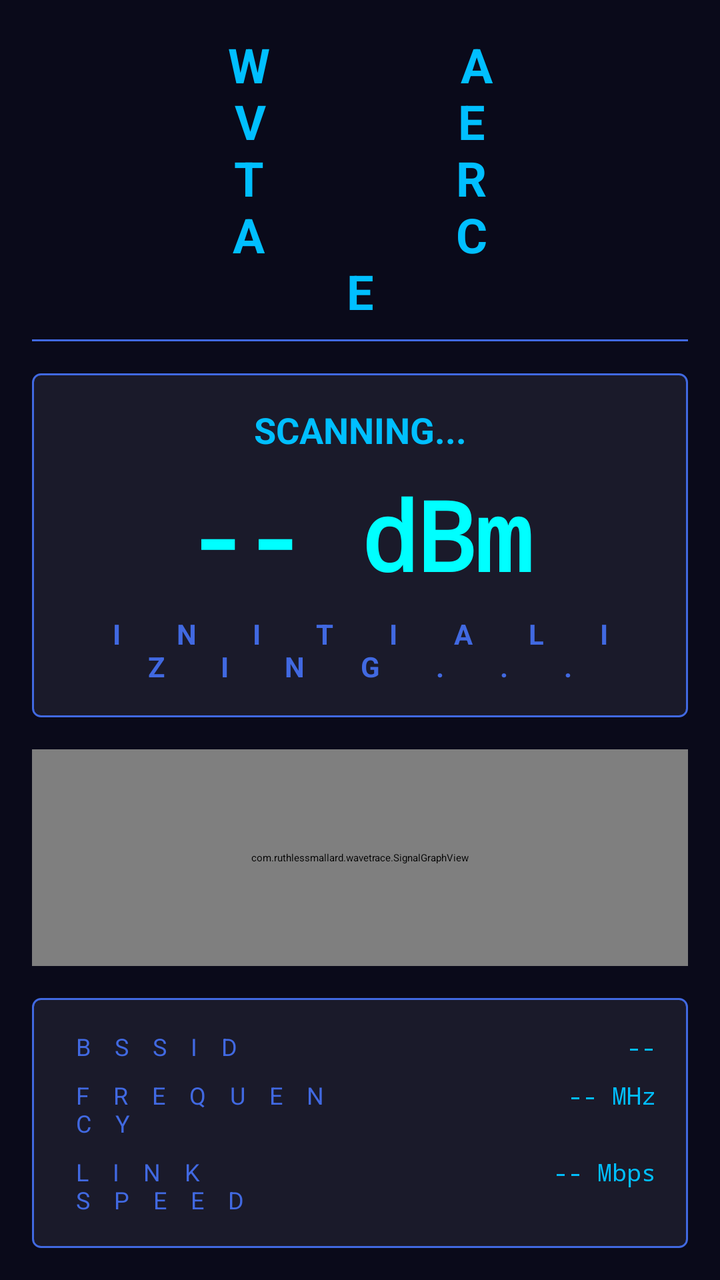
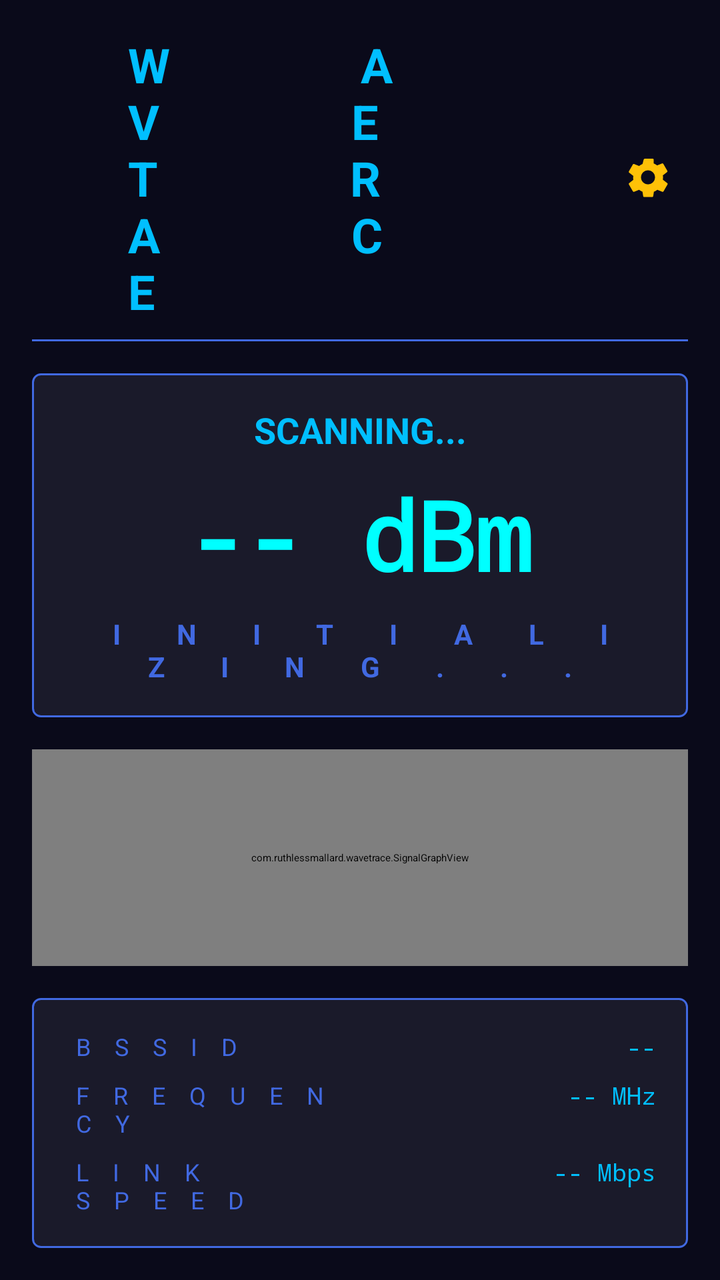

The first picture is an Android layout as it rendered before a commit; the second is the same layout after the commit. The layout source and the unified diff follow.
<!-- AndroidManifest.xml: application theme Theme.WaveTrace -->
<!-- res/layout/activity_main.xml -->
<?xml version="1.0" encoding="utf-8"?>
<LinearLayout xmlns:android="http://schemas.android.com/apk/res/android"
    xmlns:tools="http://schemas.android.com/tools"
    android:layout_width="match_parent"
    android:layout_height="match_parent"
    android:orientation="vertical"
    android:background="@color/backgroundColor"
    android:padding="16dp"
    tools:context=".MainActivity">

    
    <TextView
        android:layout_width="match_parent"
        android:layout_height="wrap_content"
        android:text="WAVE TRACE"
        android:textColor="@color/amberColor"
        android:textSize="24sp"
        android:textStyle="bold"
        android:letterSpacing="4"
        android:gravity="center"
        android:paddingBottom="8dp" />

    <View
        android:layout_width="match_parent"
        android:layout_height="1dp"
        android:background="@color/amberDim"
        android:layout_marginBottom="16dp" />

    
    <LinearLayout
        android:layout_width="match_parent"
        android:layout_height="wrap_content"
        android:orientation="vertical"
        android:background="@drawable/vitals_card"
        android:padding="16dp"
        android:layout_marginBottom="16dp">

        <TextView
            android:id="@+id/ssidText"
            android:layout_width="match_parent"
            android:layout_height="wrap_content"
            android:text="SCANNING..."
            android:textColor="@color/amberColor"
            android:textSize="18sp"
            android:textStyle="bold"
            android:gravity="center"
            android:layout_marginBottom="8dp" />

        <TextView
            android:id="@+id/rssiText"
            android:layout_width="match_parent"
            android:layout_height="wrap_content"
            android:text="-- dBm"
            android:textColor="@color/vitalsStable"
            android:textSize="48sp"
            android:textStyle="bold"
            android:fontFamily="monospace"
            android:gravity="center"
            android:layout_marginBottom="8dp" />

        <TextView
            android:id="@+id/statusText"
            android:layout_width="match_parent"
            android:layout_height="wrap_content"
            android:text="INITIALIZING..."
            android:textColor="@color/amberDim"
            android:textSize="14sp"
            android:textStyle="bold"
            android:letterSpacing="2"
            android:gravity="center" />
    </LinearLayout>

    
    <com.ruthlessmallard.wavetrace.SignalGraphView
        android:id="@+id/signalGraph"
        android:layout_width="match_parent"
        android:layout_height="0dp"
        android:layout_weight="1"
        android:background="@drawable/vitals_card"
        android:layout_marginBottom="16dp" />

    
    <GridLayout
        android:layout_width="match_parent"
        android:layout_height="wrap_content"
        android:columnCount="2"
        android:background="@drawable/vitals_card"
        android:padding="16dp">

        <TextView
            android:layout_width="0dp"
            android:layout_height="wrap_content"
            android:layout_columnWeight="1"
            android:text="BSSID"
            android:textColor="@color/amberDim"
            android:textSize="12sp"
            android:letterSpacing="1" />

        <TextView
            android:id="@+id/bssidText"
            android:layout_width="0dp"
            android:layout_height="wrap_content"
            android:layout_columnWeight="1"
            android:text="--"
            android:textColor="@color/amberColor"
            android:textSize="12sp"
            android:fontFamily="monospace"
            android:gravity="end" />

        <TextView
            android:layout_width="0dp"
            android:layout_height="wrap_content"
            android:layout_columnWeight="1"
            android:text="FREQUENCY"
            android:textColor="@color/amberDim"
            android:textSize="12sp"
            android:letterSpacing="1"
            android:layout_marginTop="8dp" />

        <TextView
            android:id="@+id/frequencyText"
            android:layout_width="0dp"
            android:layout_height="wrap_content"
            android:layout_columnWeight="1"
            android:text="-- MHz"
            android:textColor="@color/amberColor"
            android:textSize="12sp"
            android:fontFamily="monospace"
            android:gravity="end"
            android:layout_marginTop="8dp" />

        <TextView
            android:layout_width="0dp"
            android:layout_height="wrap_content"
            android:layout_columnWeight="1"
            android:text="LINK SPEED"
            android:textColor="@color/amberDim"
            android:textSize="12sp"
            android:letterSpacing="1"
            android:layout_marginTop="8dp" />

        <TextView
            android:id="@+id/linkSpeedText"
            android:layout_width="0dp"
            android:layout_height="wrap_content"
            android:layout_columnWeight="1"
            android:text="-- Mbps"
            android:textColor="@color/amberColor"
            android:textSize="12sp"
            android:fontFamily="monospace"
            android:gravity="end"
            android:layout_marginTop="8dp" />

    </GridLayout>

</LinearLayout>
<!-- resources referenced by this layout -->
<resources>
  <color name="amberColor">#00BFFF</color>
  <color name="amberDim">#4169E1</color>
  <color name="backgroundColor">#0a0a1a</color>
  <color name="vitalsStable">#00FFFF</color>
  <!-- drawable vitals_card (drawable) -->
  <?xml version="1.0" encoding="utf-8"?>
  <shape xmlns:android="http://schemas.android.com/apk/res/android"
      android:shape="rectangle">
      <solid android:color="@color/surfaceColor" />
      <corners android:radius="4dp" />
      <stroke
          android:width="1dp"
          android:color="@color/amberDim" />
  </shape>
  <style name="Theme.WaveTrace" parent="Theme.MaterialComponents.Dark.NoActionBar">
          <item name="android:windowBackground">@color/backgroundColor</item>
          <item name="android:statusBarColor">@color/backgroundColor</item>
          <item name="android:navigationBarColor">@color/backgroundColor</item>
          <item name="colorPrimary">@color/amberColor</item>
          <item name="colorPrimaryVariant">@color/amberDim</item>
          <item name="colorOnPrimary">@color/backgroundColor</item>
          <item name="colorSecondary">@color/amberBright</item>
          <item name="colorSurface">@color/surfaceColor</item>
          <item name="colorOnSurface">@color/amberColor</item>
      </style>
  <color name="surfaceColor">#1a1a2a</color>
  <color name="amberBright">#00FFFF</color>
</resources>

<!-- the commit's change to res/layout/activity_main.xml (unified diff, before → after) -->
@@ -9,16 +9,37 @@
     tools:context=".MainActivity">
 
     
-    <TextView
+    
+    <LinearLayout
         android:layout_width="match_parent"
         android:layout_height="wrap_content"
-        android:text="WAVE TRACE"
-        android:textColor="@color/amberColor"
-        android:textSize="24sp"
-        android:textStyle="bold"
-        android:letterSpacing="4"
-        android:gravity="center"
-        android:paddingBottom="8dp" />
+        android:orientation="horizontal"
+        android:gravity="center_vertical"
+        android:paddingBottom="8dp">
+
+        <TextView
+            android:layout_width="0dp"
+            android:layout_height="wrap_content"
+            android:layout_weight="1"
+            android:text="WAVE TRACE"
+            android:textColor="@color/amberColor"
+            android:textSize="24sp"
+            android:textStyle="bold"
+            android:letterSpacing="4"
+            android:gravity="center_vertical"
+             />
+
+        <ImageButton
+            android:id="@+id/settingsButton"
+            android:layout_width="wrap_content"
+            android:layout_height="wrap_content"
+            android:src="@drawable/ic_settings_amber_24dp"
+            android:background="?attr/selectableItemBackgroundBorderless"
+            android:contentDescription="Settings"
+            android:padding="8dp"
+            />
+
+    </LinearLayout>
 
     <View
         android:layout_width="match_parent"
@@ -27,65 +48,87 @@
         android:layout_marginBottom="16dp" />
 
     
+    <androidx.recyclerview.widget.RecyclerView
+        android:id="@+id/networkRecyclerView"
+        android:layout_width="match_parent"
+        android:layout_height="0dp"
+        android:layout_weight="1"
+        android:visibility="gone"
+        android:layout_marginBottom="16dp" />
+
+    
     <LinearLayout
+        android:id="@+id/mainContentLayout"
         android:layout_width="match_parent"
-        android:layout_height="wrap_content"
+        android:layout_height="0dp"
+        android:layout_weight="1"
         android:orientation="vertical"
-        android:background="@drawable/vitals_card"
-        android:padding="16dp"
-        android:layout_marginBottom="16dp">
+        android:visibility="visible">
 
-        <TextView
-            android:id="@+id/ssidText"
+        
+        <LinearLayout
             android:layout_width="match_parent"
             android:layout_height="wrap_content"
-            android:text="SCANNING..."
-            android:textColor="@color/amberColor"
-            android:textSize="18sp"
-            android:textStyle="bold"
-            android:gravity="center"
-            android:layout_marginBottom="8dp" />
+            android:orientation="vertical"
+            android:background="@drawable/vitals_card"
+            android:padding="16dp"
+            android:layout_marginBottom="16dp">
 
-        <TextView
-            android:id="@+id/rssiText"
+            <TextView
+                android:id="@+id/ssidText"
+                android:layout_width="match_parent"
+                android:layout_height="wrap_content"
+                android:text="SCANNING..."
+                android:textColor="@color/amberColor"
+                android:textSize="18sp"
+                android:textStyle="bold"
+                android:gravity="center"
+                android:layout_marginBottom="8dp" />
+
+            <TextView
+                android:id="@+id/rssiText"
+                android:layout_width="match_parent"
+                android:layout_height="wrap_content"
+                android:text="-- dBm"
+                android:textColor="@color/vitalsStable"
+                android:textSize="48sp"
+                android:textStyle="bold"
+                android:fontFamily="monospace"
+                android:gravity="center"
+                android:layout_marginBottom="8dp" />
+
+            <TextView
+                android:id="@+id/statusText"
+                android:layout_width="match_parent"
+                android:layout_height="wrap_content"
+                android:text="INITIALIZING..."
+                android:textColor="@color/amberDim"
+                android:textSize="14sp"
+                android:textStyle="bold"
+                android:letterSpacing="2"
+                android:gravity="center" />
+        </LinearLayout>
+
+        
+        <com.ruthlessmallard.wavetrace.SignalGraphView
+            android:id="@+id/signalGraph"
             android:layout_width="match_parent"
-            android:layout_height="wrap_content"
-            android:text="-- dBm"
-            android:textColor="@color/vitalsStable"
-            android:textSize="48sp"
-            android:textStyle="bold"
-            android:fontFamily="monospace"
-            android:gravity="center"
-            android:layout_marginBottom="8dp" />
+            android:layout_height="0dp"
+            android:layout_weight="1"
+            android:background="@drawable/vitals_card"
+            android:layout_marginBottom="16dp" />
 
-        <TextView
-            android:id="@+id/statusText"
-            android:layout_width="match_parent"
-            android:layout_height="wrap_content"
-            android:text="INITIALIZING..."
-            android:textColor="@color/amberDim"
-            android:textSize="14sp"
-            android:textStyle="bold"
-            android:letterSpacing="2"
-            android:gravity="center" />
     </LinearLayout>
 
     
-    <com.ruthlessmallard.wavetrace.SignalGraphView
-        android:id="@+id/signalGraph"
-        android:layout_width="match_parent"
-        android:layout_height="0dp"
-        android:layout_weight="1"
-        android:background="@drawable/vitals_card"
-        android:layout_marginBottom="16dp" />
-
-    
     <GridLayout
+        android:id="@+id/detailsGridLayout"
         android:layout_width="match_parent"
         android:layout_height="wrap_content"
         android:columnCount="2"
         android:background="@drawable/vitals_card"
-        android:padding="16dp">
+        android:padding="16dp"
+        android:visibility="visible">
 
         <TextView
             android:layout_width="0dp"
<!-- resource entries referenced after the edit -->
@@ -4,6 +4,16 @@
   <color name="amberDim">#4169E1</color>
   <color name="backgroundColor">#0a0a1a</color>
   <color name="vitalsStable">#00FFFF</color>
+  <!-- drawable ic_settings_amber_24dp (drawable) -->
+  <vector xmlns:android="http://schemas.android.com/apk/res/android"
+      android:width="24dp"
+      android:height="24dp"
+      android:viewportWidth="24"
+      android:viewportHeight="24">
+      <path
+          android:fillColor="#FFC107"
+          android:pathData="M19.43,12.98c0.04,-0.32 0.07,-0.64 0.07,-0.98s-0.03,-0.66 -0.07,-0.98l2.11,-1.65c0.19,-0.15 0.24,-0.42 0.12,-0.64l-2,-3.46c-0.12,-0.22 -0.39,-0.3 -0.61,-0.22l-2.49,1c-0.52,-0.4 -1.09,-0.74 -1.71,-0.98L14.85,3.1c-0.05,-0.24 -0.26,-0.4 -0.5,-0.4h-4c-0.24,0 -0.45,0.16 -0.5,0.4L9.25,5.35c-0.62,0.24 -1.19,0.58 -1.71,0.98l-2.49,-1c-0.22,-0.09 -0.49,0 -0.61,0.22l-2,3.46c-0.12,0.22 -0.07,0.49 0.12,0.64l2.11,1.65c-0.04,0.32 -0.07,0.65 -0.07,0.98s0.03,0.66 0.07,0.98l-2.11,1.65c-0.19,0.15 -0.24,0.42 -0.12,0.64l2,3.46c0.12,0.22 0.39,0.3 0.61,0.22l2.49,-1c0.52,0.4 1.09,0.74 1.71,0.98l0.35,2.25c0.05,0.24 0.26,0.4 0.5,0.4h4c0.24,0 0.45,-0.16 0.5,-0.4l0.35,-2.25c0.62,-0.24 1.19,-0.58 1.71,-0.98l2.49,1c0.22,0.09 0.49,0 0.61,-0.22l2,-3.46c0.12,-0.22 0.07,-0.49 -0.12,-0.64l-2.11,-1.65zM12,15.5c-1.93,0 -3.5,-1.57 -3.5,-3.5s1.57,-3.5 3.5,-3.5s3.5,1.57 3.5,3.5s-1.57,3.5 -3.5,3.5z"/>
+  </vector>
   <!-- drawable vitals_card (drawable) -->
   <?xml version="1.0" encoding="utf-8"?>
   <shape xmlns:android="http://schemas.android.com/apk/res/android"
